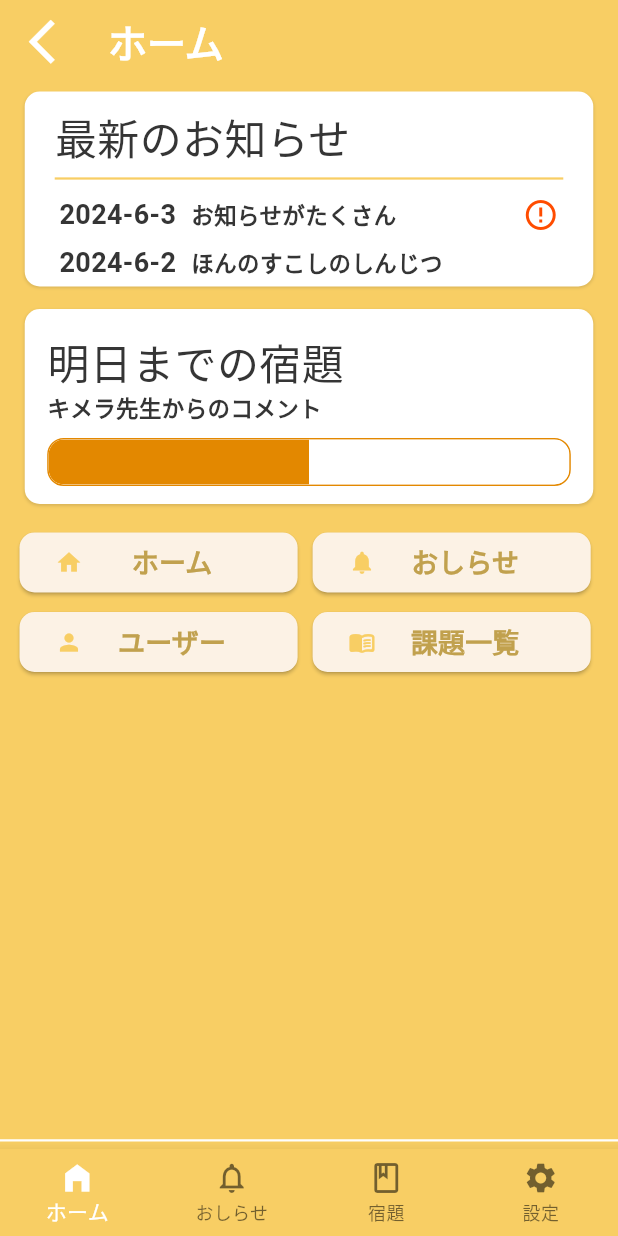
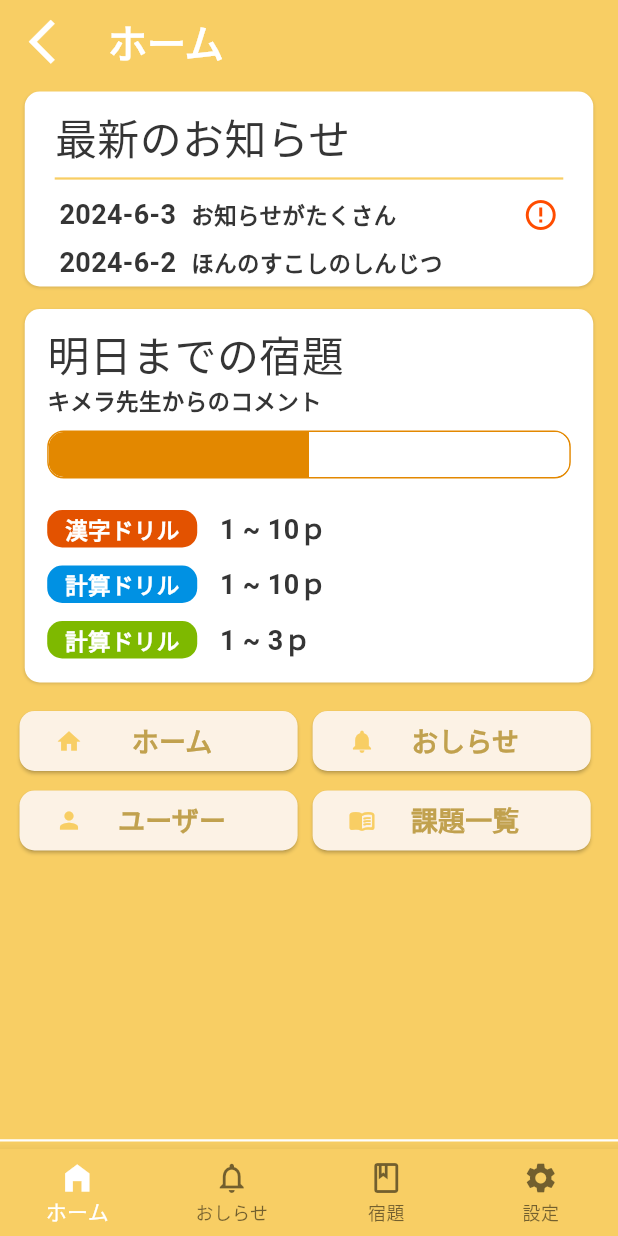
Before and after one commit to yadu2222/juninry, a Flutter app: the screen it shows after launch, on a phone screen of 412 x 824 dp. Run offline on Flutter 3.47's test engine with Material 3 defaults, Android fonts, the phone set to English and light mode, and no system bars; our stand-ins replace go_router; Roboto replaces fonts that are missing (Noto Sans JP).

Commit message:
[add]ホーム画面

```diff
--- a/lib/view/components/atoms/listitem.dart
+++ b/lib/view/components/atoms/listitem.dart
@@ -5,13 +5,13 @@ class ListItem extends StatelessWidget {
     super.key,
     this.padding = const EdgeInsets.all(15),
     this.margin = const EdgeInsets.all(5),
-    required this.height,
+    this.height,
     required this.widget,
   });
 
   final EdgeInsetsGeometry padding;
   final EdgeInsetsGeometry margin;
-  final double height;
+  final double? height;
   final Widget widget;
 
   @override
--- /dev/null
+++ b/lib/view/components/atoms/teaching_item.dart
@@ -0,0 +1,57 @@
+import 'package:flutter/material.dart';
+import '../../../constant/fonts.dart';
+import '../../../constant/colors.dart';
+
+class TeachingItem extends StatelessWidget {
+  TeachingItem({
+    super.key,
+    required this.itemData,
+  });
+
+  // 教科の色を配列で宣言
+  final List<Color> colors = [
+    AppColors.subjectJapanese,
+    AppColors.subjectMath,
+    AppColors.subjectScience,
+    AppColors.subjectSocial,
+    AppColors.subjectEnglish,
+    AppColors.subjectOthers,
+  ];
+
+  final Map itemData;
+
+  // TODO: 「枚数」対応
+  @override
+  Widget build(BuildContext context) {
+    return Container(
+
+        child: Row(children: [
+          // 教材の表示
+          Container(
+            width: 100,
+            height: 25,
+            decoration: BoxDecoration(
+              color: colors[int.parse(itemData['subject_id'])],
+              borderRadius: BorderRadius.circular(10),
+            ),
+            child: Center(
+              child: Text(
+                itemData['teaching_material_name'],
+                style: Fonts.pw,
+              ),
+            ),
+          ),
+
+          // ページ数の表示
+          Container(
+            margin: const EdgeInsets.only(left: 15),
+            child: Center(
+              child: Text(
+                "${itemData['start_page']} ~ ${(int.parse(itemData['start_page']) + int.parse(itemData['page_count']) - 1).toString()}ｐ",
+                style: Fonts.h4,
+              ),
+            ),
+          ),
+        ]));
+  }
+}
--- a/lib/view/components/molecule/next_day_task.dart
+++ b/lib/view/components/molecule/next_day_task.dart
@@ -7,10 +7,11 @@ import './progress_bar.dart';
 
 // 提出ページ見出し
 class NextDayTask extends StatelessWidget {
-  NextDayTask({Key? key}) : super(key: key);
+  NextDayTask({Key? key, this.widget}) : super(key: key);
 
   final String message = 'キメラ先生からのコメント';
   double progress = 0.5;
+  Widget? widget;
 
   @override
   Widget build(BuildContext context) {
@@ -19,16 +20,16 @@ class NextDayTask extends StatelessWidget {
         padding: const EdgeInsets.only(
           left: 15,
           right: 15,
-          top: 15,
+          top: 10,
+          bottom: 15,
         ),
-        height: 130,
-        // ここに箱の中に表示したいウィジェットを入れる
         widget: Column(
-            crossAxisAlignment: CrossAxisAlignment.start, //これをつける
+            crossAxisAlignment: CrossAxisAlignment.start, // 左寄せ
             children: [
               const Text('明日までの宿題', style: Fonts.h1),
               Text(message, style: Fonts.p),
               ProgressBar(progress: progress),
+              if (widget != null) widget!,
             ]));
   }
 }
--- a/lib/view/components/molecule/task_card.dart
+++ b/lib/view/components/molecule/task_card.dart
@@ -1,6 +1,6 @@
 import 'package:flutter/material.dart';
-import '../../../constant/fonts.dart';
 import '../../../constant/colors.dart';
+import '../atoms/teaching_item.dart';
 
 import '../atoms/listitem.dart';
 
@@ -10,25 +10,6 @@ class TaskCard extends StatelessWidget {
     required this.taskData,
   });
   final Map taskData;
-
-  // 教科の色を配列で宣言
-  final List<Color> colors = [
-    AppColors.subjectJapanese,
-    AppColors.subjectMath,
-    AppColors.subjectScience,
-    AppColors.subjectSocial,
-    AppColors.subjectEnglish,
-    AppColors.subjectOthers,
-  ];
-
-  // final List<String> subjects = [
-  //   '国語',
-  //   '数学',
-  //   '理科',
-  //   '社会',
-  //   '英語',
-  //   'その他',
-  // ];
 
   // 課題ID	task_uuid
   // 期限	task_limit
@@ -61,35 +42,9 @@ class TaskCard extends StatelessWidget {
         height: 60.0,
         widget: Row(
           children: [
-            // 教材の表示
-            Container(
-              width: 100,
-              height: 25,
-              decoration: BoxDecoration(
-                color: colors[int.parse(taskData['subject_id'])],
-                borderRadius: BorderRadius.circular(10),
-              ),
-              child: Center(
-                child: Text(
-                  taskData['teaching_material_name'],
-                  style: Fonts.pw,
-                ),
-              ),
-            ),
-
-            // ページ数の表示
-            Container(
-              margin: const EdgeInsets.only(left: 15),
-              child: Center(
-                child: Text(
-                  "${taskData['start_page']} ~ ${(int.parse(taskData['start_page']) + int.parse(taskData['page_count']) - 1).toString()}ｐ",
-                  style: Fonts.h4,
-                ),
-              ),
-            ),
-
+            // 教材カード
+            TeachingItem(itemData: taskData),
             const Spacer(), // 間隔を埋める
-
             // アイコン
             Container(
               alignment: Alignment.center,
--- /dev/null
+++ b/lib/view/components/organism/task_tab.dart
@@ -0,0 +1,76 @@
+import 'package:flutter/material.dart';
+import 'package:go_router/go_router.dart';
+
+import '../../components/molecule/next_day_task.dart';
+import '../../components/atoms/teaching_item.dart';
+
+class TaskTab extends StatelessWidget {
+  TaskTab({
+    Key? key,
+  }) : super(key: key);
+
+  final List<Map> taskData = [
+    {
+      'task_uuid': 'aaaaa',
+      'task_limit': '2022/12/12',
+      'teaching_material_uuid': 'aaaaa',
+      'start_page': '1',
+      'page_count': '10',
+      'task_poster_uuid': 'aaaaa',
+      'task_note': 'aaaaa',
+      'teaching_material_name': '漢字ドリル',
+      'subject_id': '0',
+      'image_uuid': 'aaaaa',
+      'class_uuid': 'aaaaa',
+      'submit_flg': '0',
+    },
+    {
+      'task_uuid': 'aaaaa',
+      'task_limit': '2022/12/12',
+      'teaching_material_uuid': 'aaaaa',
+      'start_page': '1',
+      'page_count': '10',
+      'task_poster_uuid': 'aaaaa',
+      'task_note': 'aaaaa',
+      'teaching_material_name': '計算ドリル',
+      'subject_id': '1',
+      'image_uuid': 'aaaaa',
+      'class_uuid': 'aaaaa',
+      'submit_flg': '1',
+    },
+    {
+      'task_uuid': 'aaaaa',
+      'task_limit': '2022/12/12',
+      'teaching_material_uuid': 'aaaaa',
+      'start_page': '1',
+      'page_count': '3',
+      'task_poster_uuid': 'aaaaa',
+      'task_note': 'aaaaa',
+      'teaching_material_name': '計算ドリル',
+      'subject_id': '2',
+      'image_uuid': 'aaaaa',
+      'class_uuid': 'aaaaa',
+      'submit_flg': '1',
+    }
+  ];
+
+  @override
+  Widget build(BuildContext context) {
+    return InkWell(
+        onTap: () {
+          // 画面遷移
+          context.push('/nextday');
+        },
+        child: NextDayTask(
+            widget: Container(
+                child: Column(
+                    // 繰り返し表示
+                    // スクロールはさせない！！！！！！！！！！
+                    children: List.generate(taskData.length, (index) {
+          return Container(
+            margin: const EdgeInsets.only(top: 10),
+            child: TeachingItem(itemData: taskData[index]),
+          );
+        })))));
+  }
+}
--- a/lib/view/pages/junior/page_home.dart
+++ b/lib/view/pages/junior/page_home.dart
@@ -5,6 +5,7 @@ import '../../components/atoms/appbar.dart';
 import '../../components/organism/latest_notice_tab.dart';
 import '../../components/molecule/next_day_task.dart';
 import '../../components/organism/junior_shortcuts.dart';
+import '../../components/organism/task_tab.dart';
 
 class PageHomeJunior extends StatelessWidget {
   PageHomeJunior({Key? key}) : super(key: key);
@@ -13,6 +14,6 @@ class PageHomeJunior extends StatelessWidget {
 
   @override
   Widget build(BuildContext context) {
-    return Center(child: Column(children: [AppBarView(titleText: title), LatestNoticeTab(), NextDayTask(), JuniorShortcuts()]));
+    return Center(child: Column(children: [AppBarView(titleText: title), LatestNoticeTab(), TaskTab(), JuniorShortcuts()]));
   }
 }
```
Lines whose indentation alone changed are shown as unchanged.
